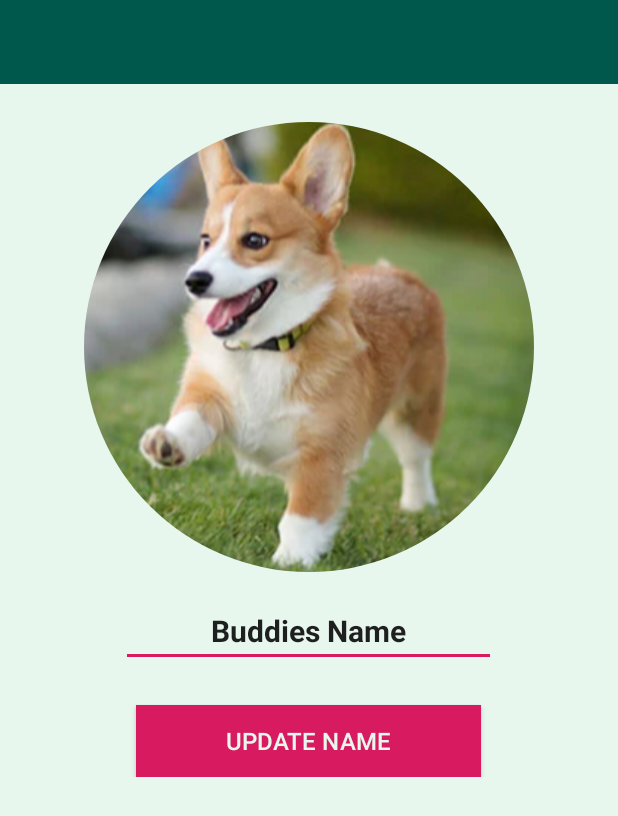
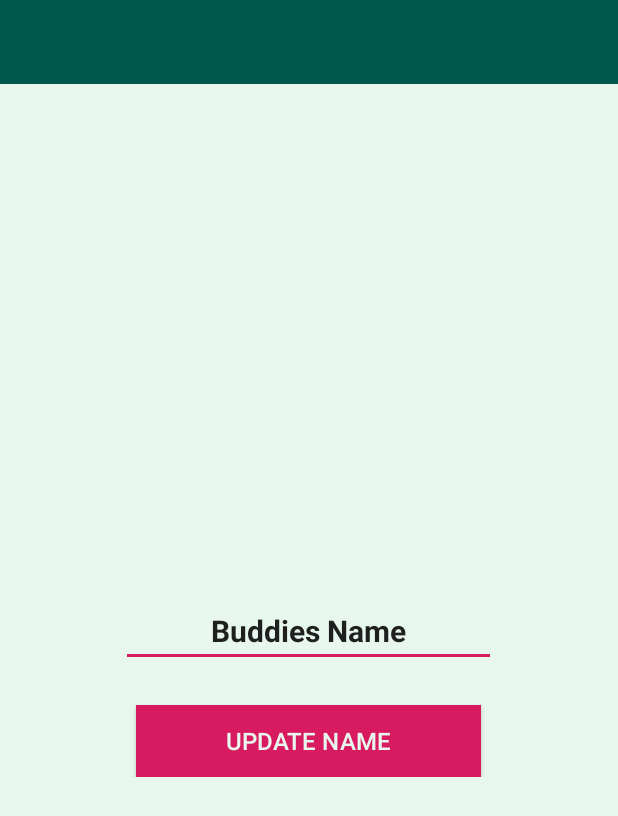
Before and after one commit to lamj1/MyBuddy-Pet-Simulator, an Android app: the layout activity_settings.xml on its own in the app's theme, with its tools: preview values and no code run, on a phone screen of 412 x 824 dp. Shown: the top 816 px of the screen. Run offline under Robolectric (Android 15) with nearby library versions, the phone set to English and light mode, and no system bars; Roboto replaces fonts that are not available here.

Commit message:
Fixes for Ronnie

```diff
--- a/app/src/main/res/layout/activity_settings.xml
+++ b/app/src/main/res/layout/activity_settings.xml
@@ -32,7 +32,8 @@
                 android:layout_centerHorizontal="true"
                 android:layout_marginTop="25dp"
                 android:src="@drawable/doggo"
-                android:text="Profile Name" />
+                android:text="Profile Name"
+                android:visibility="invisible" />
 
             <EditText
                 android:id="@+id/buddy_full_name"
```
Also changed, not shown: app/src/main/java/com/ufl/mybuddy/MainActivity.java (+4 -3 lines), app/src/main/java/com/ufl/mybuddy/SettingsActivity.java (+11 -0 lines).
